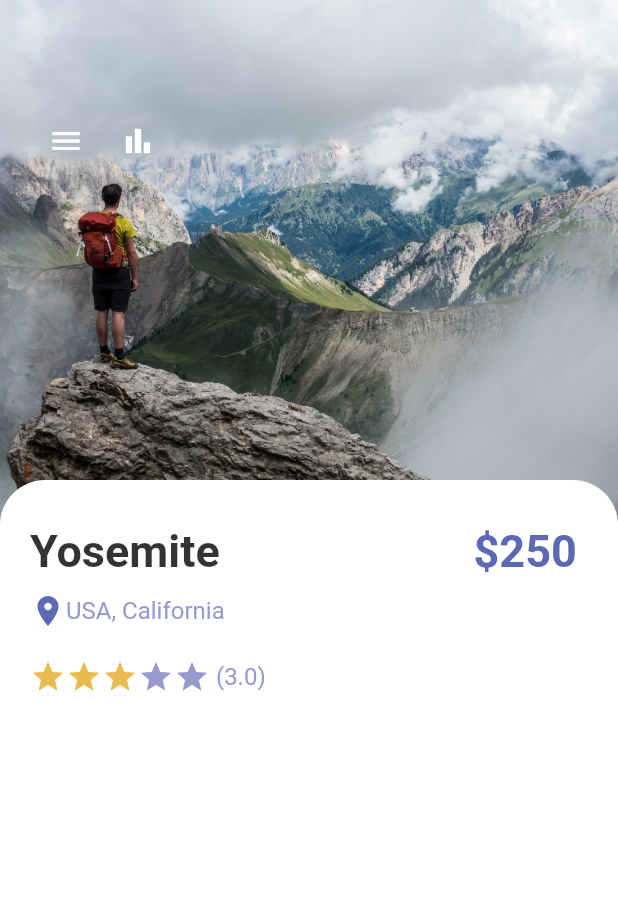
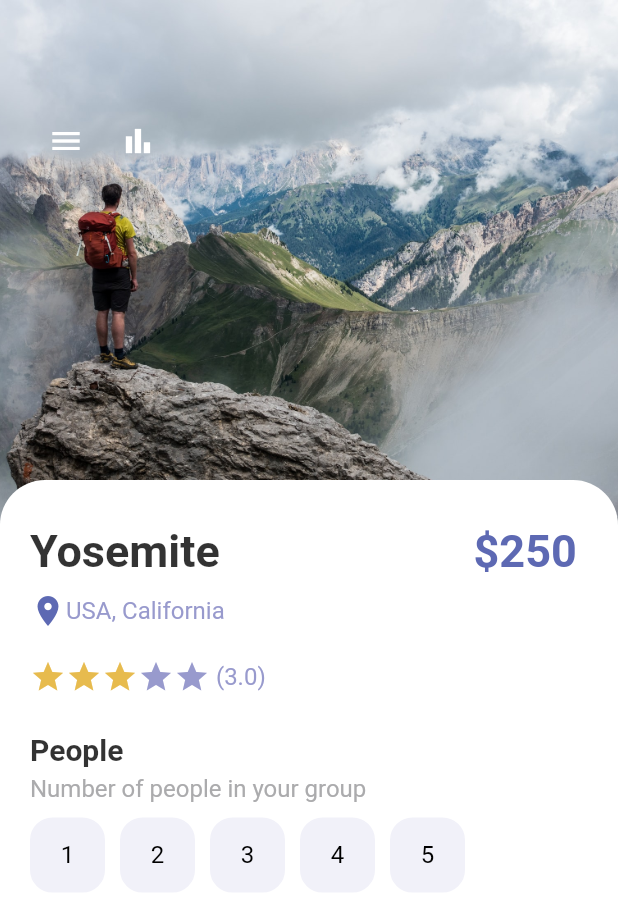
Before and after one commit to its-asaduzzaman/slider_app_flutter, a Flutter app: the screen it shows after launch, on a phone screen of 412 x 824 dp. Shown: the top 902 px of the screen. Run offline on Flutter 3.47's test engine with Material 2 defaults, Android fonts, the phone set to English and light mode, and no system bars.

Commit message:
create a reusable button and people setection sector

```diff
--- a/lib/pages/detail_page.dart
+++ b/lib/pages/detail_page.dart
@@ -1,5 +1,6 @@
 import 'package:flutter/material.dart';
 import 'package:slider_app_flutter/misc/colors.dart';
+import 'package:slider_app_flutter/widgets/app_buttons.dart';
 import 'package:slider_app_flutter/widgets/app_large_text.dart';
 import 'package:slider_app_flutter/widgets/app_text.dart';
 
@@ -12,6 +13,7 @@ class DetailPage extends StatefulWidget {
 
 class _DetailPageState extends State<DetailPage> {
   int gottenStars = 3;
+  int selectedIndex = -1;
 
   @override
   Widget build(BuildContext context) {
@@ -122,6 +124,47 @@ class _DetailPageState extends State<DetailPage> {
                         ),
                       ],
                     ),
+                    SizedBox(
+                      height: 25,
+                    ),
+                    AppLargeText(
+                      text: 'People',
+                      color: Colors.black.withOpacity(0.8),
+                      size: 20.0,
+                    ),
+                    SizedBox(
+                      height: 5,
+                    ),
+                    AppText(
+                      text: 'Number of people in your group',
+                      color: AppColors.mainTextColor,
+                    ),
+                    SizedBox(
+                      height: 10,
+                    ),
+                    Wrap(
+                      children: List.generate(5, (index) {
+                        return InkWell(
+                          onTap: (){
+                            setState(() {
+                              selectedIndex = index;
+                            });
+
+
+                          },
+                          child: Container(
+                            margin: EdgeInsets.only(right: 10.0),
+                            child: AppButtons(
+                              color: selectedIndex == index? Colors.white  : Colors.black,
+                              backgroundColor: selectedIndex == index? Colors.black :AppColors.buttonBackground,
+                              borderColor: selectedIndex == index? Colors.black: AppColors.buttonBackground,
+                              size: 50,
+                              text: (index+1).toString(),
+                            ),
+                          ),
+                        );
+                      }),
+                    ),
                   ],
                 ),
               ),
--- /dev/null
+++ b/lib/widgets/app_buttons.dart
@@ -0,0 +1,47 @@
+import 'package:flutter/material.dart';
+import 'package:slider_app_flutter/widgets/app_text.dart';
+
+class AppButtons extends StatelessWidget {
+  final Color color;
+  final Color backgroundColor;
+  double size;
+  final Color borderColor;
+  String? text;
+  IconData? icon;
+  bool? isIcon;
+
+  AppButtons(
+      {Key? key,
+      this.isIcon = false,
+      required this.color,
+      this.text = '',
+      this.icon,
+      required this.backgroundColor,
+      required this.borderColor,
+      required this.size})
+      : super(key: key);
+
+  @override
+  Widget build(BuildContext context) {
+    return Container(
+      width: size,
+      height: size,
+      decoration: BoxDecoration(
+        border: Border.all(color: borderColor, width: 1.0),
+        borderRadius: BorderRadius.circular(15),
+        color: backgroundColor,
+      ),
+      child: isIcon == false
+          ? Center(
+              child: AppText(
+              text: text!,
+              color: color,
+            ))
+          : Center(
+              child: Icon(
+              icon,
+              color: color,
+            )),
+    );
+  }
+}
```
